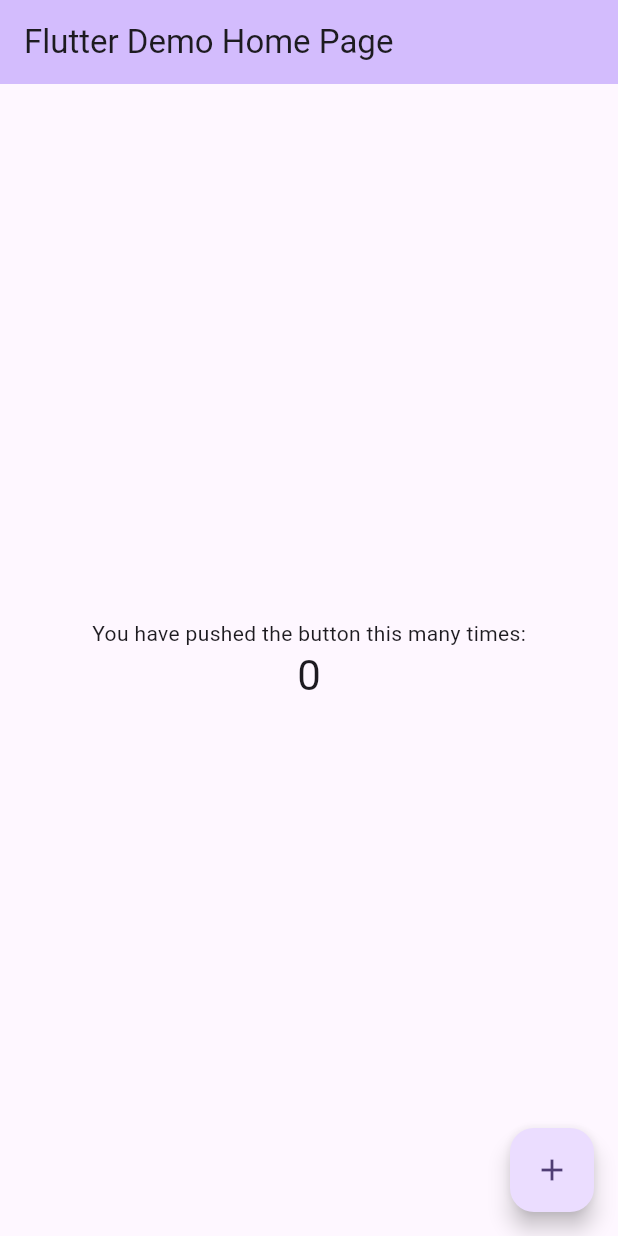
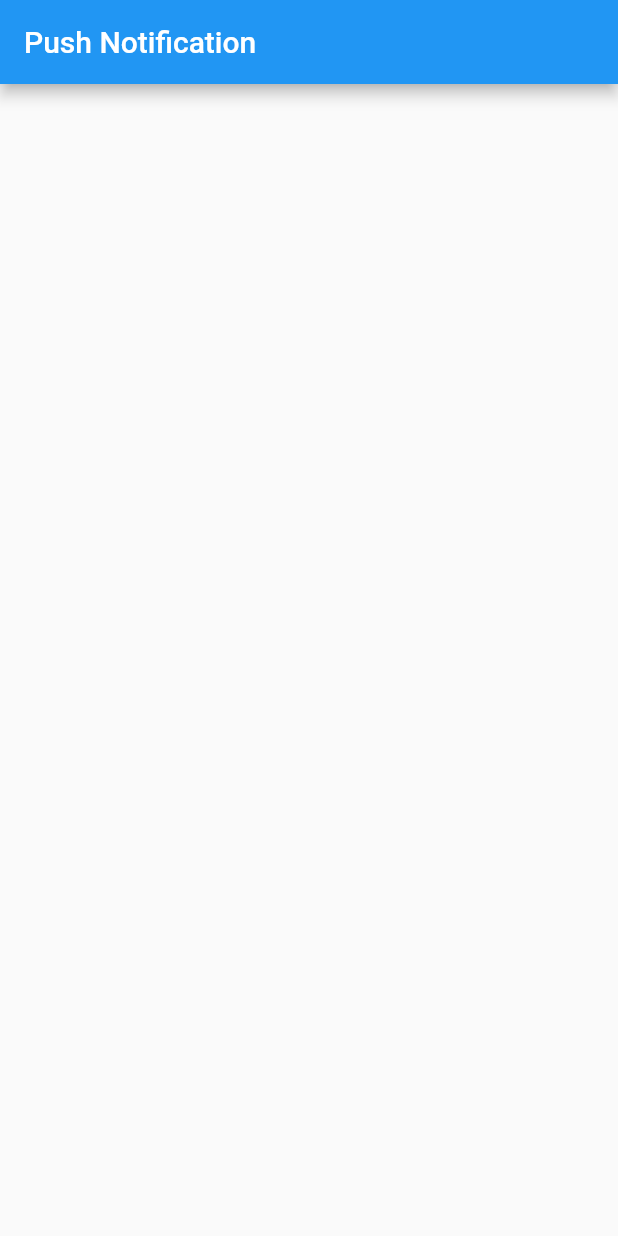
Before and after one commit to surajsingheducoder/flutter_push_notification, a Flutter app: the screen it shows after launch, on a phone screen of 412 x 824 dp. Run offline on Flutter 3.47's test engine with Material 2 defaults, Android fonts, the phone set to English and light mode, and no system bars; our stand-ins replace firebase_core, firebase_messaging, flutter_local_notifications; accounts and stored records are empty.

Commit message:
push notification  implement

```diff
--- /dev/null
+++ b/lib/home_page.dart
@@ -0,0 +1,20 @@
+import 'package:flutter/cupertino.dart';
+import 'package:flutter/material.dart';
+
+class HomePage extends StatefulWidget {
+  const HomePage({super.key});
+
+  @override
+  State<HomePage> createState() => _HomePageState();
+}
+
+class _HomePageState extends State<HomePage> {
+  @override
+  Widget build(BuildContext context) {
+    return Scaffold(
+      appBar: AppBar(
+        title: Text("Push Notification"),
+      ),
+    );
+  }
+}
--- a/lib/main.dart
+++ b/lib/main.dart
@@ -1,125 +1,23 @@
+import 'package:firebase_core/firebase_core.dart';
 import 'package:flutter/material.dart';
+import 'package:push_notification/firebase_api.dart';
+import 'firebase_options.dart';
+import 'home_page.dart';
 
-void main() {
-  runApp(const MyApp());
+Future<void> main() async {
+  WidgetsFlutterBinding.ensureInitialized();
+  await Firebase.initializeApp(options: DefaultFirebaseOptions.currentPlatform,);
+  await FirebaseApi().initNotification();
+  runApp(MyApp());
 }
-
 class MyApp extends StatelessWidget {
   const MyApp({super.key});
 
-  // This widget is the root of your application.
   @override
   Widget build(BuildContext context) {
-    return MaterialApp(
-      title: 'Flutter Demo',
-      theme: ThemeData(
-        // This is the theme of your application.
-        //
-        // TRY THIS: Try running your application with "flutter run". You'll see
-        // the application has a blue toolbar. Then, without quitting the app,
-        // try changing the seedColor in the colorScheme below to Colors.green
-        // and then invoke "hot reload" (save your changes or press the "hot
-        // reload" button in a Flutter-supported IDE, or press "r" if you used
-        // the command line to start the app).
-        //
-        // Notice that the counter didn't reset back to zero; the application
-        // state is not lost during the reload. To reset the state, use hot
-        // restart instead.
-        //
-        // This works for code too, not just values: Most code changes can be
-        // tested with just a hot reload.
-        colorScheme: ColorScheme.fromSeed(seedColor: Colors.deepPurple),
-        useMaterial3: true,
-      ),
-      home: const MyHomePage(title: 'Flutter Demo Home Page'),
+    return const MaterialApp(
+      debugShowCheckedModeBanner: false,
+      home: HomePage(),
     );
   }
 }
-
-class MyHomePage extends StatefulWidget {
-  const MyHomePage({super.key, required this.title});
-
-  // This widget is the home page of your application. It is stateful, meaning
-  // that it has a State object (defined below) that contains fields that affect
-  // how it looks.
-
-  // This class is the configuration for the state. It holds the values (in this
-  // case the title) provided by the parent (in this case the App widget) and
-  // used by the build method of the State. Fields in a Widget subclass are
-  // always marked "final".
-
-  final String title;
-
-  @override
-  State<MyHomePage> createState() => _MyHomePageState();
-}
-
-class _MyHomePageState extends State<MyHomePage> {
-  int _counter = 0;
-
-  void _incrementCounter() {
-    setState(() {
-      // This call to setState tells the Flutter framework that something has
-      // changed in this State, which causes it to rerun the build method below
-      // so that the display can reflect the updated values. If we changed
-      // _counter without calling setState(), then the build method would not be
-      // called again, and so nothing would appear to happen.
-      _counter++;
-    });
-  }
-
-  @override
-  Widget build(BuildContext context) {
-    // This method is rerun every time setState is called, for instance as done
-    // by the _incrementCounter method above.
-    //
-    // The Flutter framework has been optimized to make rerunning build methods
-    // fast, so that you can just rebuild anything that needs updating rather
-    // than having to individually change instances of widgets.
-    return Scaffold(
-      appBar: AppBar(
-        // TRY THIS: Try changing the color here to a specific color (to
-        // Colors.amber, perhaps?) and trigger a hot reload to see the AppBar
-        // change color while the other colors stay the same.
-        backgroundColor: Theme.of(context).colorScheme.inversePrimary,
-        // Here we take the value from the MyHomePage object that was created by
-        // the App.build method, and use it to set our appbar title.
-        title: Text(widget.title),
-      ),
-      body: Center(
-        // Center is a layout widget. It takes a single child and positions it
-        // in the middle of the parent.
-        child: Column(
-          // Column is also a layout widget. It takes a list of children and
-          // arranges them vertically. By default, it sizes itself to fit its
-          // children horizontally, and tries to be as tall as its parent.
-          //
-          // Column has various properties to control how it sizes itself and
-          // how it positions its children. Here we use mainAxisAlignment to
-          // center the children vertically; the main axis here is the vertical
-          // axis because Columns are vertical (the cross axis would be
-          // horizontal).
-          //
-          // TRY THIS: Invoke "debug painting" (choose the "Toggle Debug Paint"
-          // action in the IDE, or press "p" in the console), to see the
-          // wireframe for each widget.
-          mainAxisAlignment: MainAxisAlignment.center,
-          children: <Widget>[
-            const Text(
-              'You have pushed the button this many times:',
-            ),
-            Text(
-              '$_counter',
-              style: Theme.of(context).textTheme.headlineMedium,
-            ),
-          ],
-        ),
-      ),
-      floatingActionButton: FloatingActionButton(
-        onPressed: _incrementCounter,
-        tooltip: 'Increment',
-        child: const Icon(Icons.add),
-      ), // This trailing comma makes auto-formatting nicer for build methods.
-    );
-  }
-}
--- a/pubspec.yaml
+++ b/pubspec.yaml
@@ -35,6 +35,9 @@ dependencies:
   # The following adds the Cupertino Icons font to your application.
   # Use with the CupertinoIcons class for iOS style icons.
   cupertino_icons: ^1.0.2
+  firebase_core: ^2.16.0
+  firebase_messaging: ^14.6.8
+  flutter_local_notifications: ^15.1.1
 
 dev_dependencies:
   flutter_test:
```
Also changed, not shown: lib/firebase_api.dart (added, +118 -0 lines), lib/firebase_options.dart (added), pubspec.lock, 13 other files.
